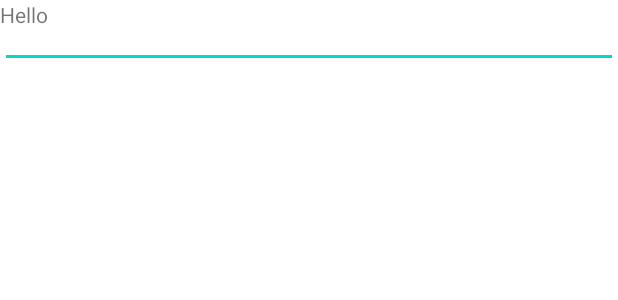
After one commit to Sergant483/chat, an Android app: the layout terms_fragment.xml on its own in the app's theme, with its tools: preview values and no code run, on a phone screen of 412 x 824 dp. The commit adds this screen. Shown: the top 300 px of the screen. Run offline under Robolectric (Android 15) with nearby library versions, the phone set to English and light mode, and no system bars.

Commit message:
Add terms and chat fragments with view models

```diff
--- a/app/build.gradle
+++ b/app/build.gradle
@@ -55,7 +55,6 @@ dependencies {
     implementation 'androidx.navigation:navigation-fragment-ktx:2.3.5'
     implementation 'androidx.navigation:navigation-ui-ktx:2.3.5'
 
-
     //Lifecycle
     implementation 'androidx.lifecycle:lifecycle-livedata-ktx:2.4.0'
     implementation 'androidx.lifecycle:lifecycle-viewmodel-ktx:2.4.0'
@@ -68,4 +67,8 @@ dependencies {
     //Dagger
     implementation "com.google.dagger:dagger:$dagger2_version"
     kapt "com.google.dagger:dagger-compiler:$dagger2_version"
+
+    //RxJava
+    implementation 'io.reactivex.rxjava3:rxandroid:3.0.0'
+    implementation 'io.reactivex.rxjava3:rxjava:3.0.0'
 }
--- a/app/src/main/AndroidManifest.xml
+++ b/app/src/main/AndroidManifest.xml
@@ -1,6 +1,8 @@
 <?xml version="1.0" encoding="utf-8"?>
 <manifest xmlns:android="http://schemas.android.com/apk/res/android"
     package="com.senla.chat">
+
+    <uses-permission android:name="android.permission.INTERNET" />
 
     <application
         android:name=".App"
--- a/app/src/main/java/com/senla/chat/App.kt
+++ b/app/src/main/java/com/senla/chat/App.kt
@@ -5,7 +5,7 @@ import com.senla.chat.di.ApplicationComponent
 import com.senla.chat.di.DaggerApplicationComponent
 
 class App : Application() {
-    private lateinit var appComponent: ApplicationComponent
+    lateinit var appComponent: ApplicationComponent
 
     override fun onCreate() {
         super.onCreate()
--- /dev/null
+++ b/app/src/main/res/layout/terms_fragment.xml
@@ -0,0 +1,20 @@
+<?xml version="1.0" encoding="utf-8"?>
+<FrameLayout xmlns:android="http://schemas.android.com/apk/res/android"
+    xmlns:tools="http://schemas.android.com/tools"
+    android:layout_width="match_parent"
+    android:layout_height="match_parent"
+    tools:context=".presentation.fragments.terms.TermsFragment">
+
+    <TextView
+        android:id="@+id/text"
+        android:layout_width="match_parent"
+        android:layout_height="match_parent"
+        android:text="Hello" />
+
+    <EditText
+        android:id="@+id/editText"
+        android:layout_width="match_parent"
+        android:layout_height="wrap_content"
+        />
+
+</FrameLayout>
--- a/app/src/main/res/values-night/themes.xml
+++ b/app/src/main/res/values-night/themes.xml
@@ -1,9 +1,9 @@
 <resources xmlns:tools="http://schemas.android.com/tools">
     <!-- Base application theme. -->
-    <style name="Theme.Chat" parent="Theme.MaterialComponents.DayNight.DarkActionBar">
+    <style name="Theme.Chat" parent="Theme.MaterialComponents.DayNight.NoActionBar">
         <!-- Primary brand color. -->
-        <item name="colorPrimary">@color/purple_200</item>
-        <item name="colorPrimaryVariant">@color/purple_700</item>
+        <item name="colorPrimary">@color/black</item>
+        <item name="colorPrimaryVariant">@color/black</item>
         <item name="colorOnPrimary">@color/black</item>
         <!-- Secondary brand color. -->
         <item name="colorSecondary">@color/teal_200</item>
--- a/app/src/main/res/values/themes.xml
+++ b/app/src/main/res/values/themes.xml
@@ -1,9 +1,9 @@
 <resources xmlns:tools="http://schemas.android.com/tools">
     <!-- Base application theme. -->
-    <style name="Theme.Chat" parent="Theme.MaterialComponents.DayNight.DarkActionBar">
+    <style name="Theme.Chat" parent="Theme.MaterialComponents.DayNight.NoActionBar">
         <!-- Primary brand color. -->
-        <item name="colorPrimary">@color/purple_500</item>
-        <item name="colorPrimaryVariant">@color/purple_700</item>
+        <item name="colorPrimary">@color/black</item>
+        <item name="colorPrimaryVariant">@color/black</item>
         <item name="colorOnPrimary">@color/white</item>
         <!-- Secondary brand color. -->
         <item name="colorSecondary">@color/teal_200</item>
--- a/build.gradle
+++ b/build.gradle
@@ -9,7 +9,7 @@ buildscript {
     }
     dependencies {
         classpath "com.android.tools.build:gradle:7.0.4"
-        classpath "org.jetbrains.kotlin:kotlin-gradle-plugin:1.6.0"
+        classpath 'org.jetbrains.kotlin:kotlin-gradle-plugin:1.6.10'
 
         // NOTE: Do not place your application dependencies here; they belong
         // in the individual module build.gradle files
```
Also changed, not shown: app/src/main/java/com/senla/chat/di/ApplicationComponent.kt (+11 -1 lines), app/src/main/java/com/senla/chat/presentation/fragments/chat/ChatFragment.kt (added, +44 -0 lines), app/src/main/java/com/senla/chat/presentation/fragments/chat/ChatViewModel.kt (added, +8 -0 lines), app/src/main/java/com/senla/chat/presentation/fragments/terms/TermsFragment.kt (added, +55 -0 lines), app/src/main/java/com/senla/chat/presentation/fragments/terms/TermsViewModel.kt (added, +9 -0 lines), app/src/main/res/layout/activity_main.xml (+6 -14 lines), app/src/main/res/layout/chat_fragment.xml (added, +13 -0 lines), app/src/main/res/navigation/nav_graph_main.xml (added, +12 -0 lines).
